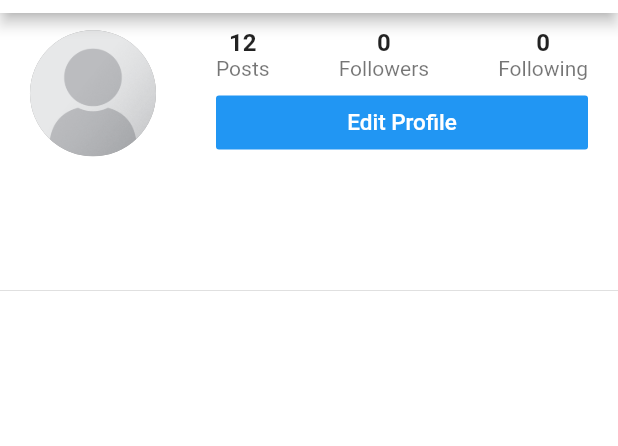
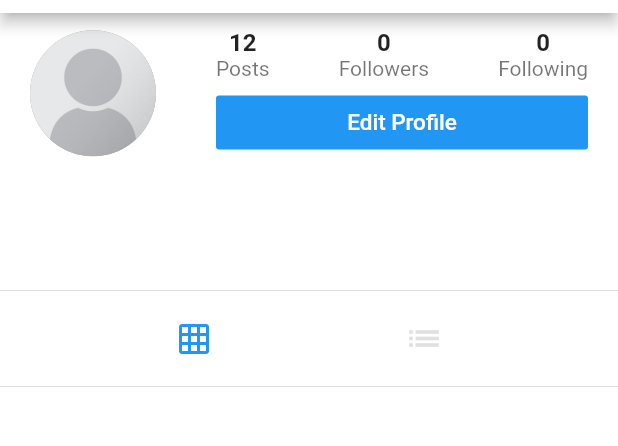
Before and after one commit to Kundan-Tumbahamphe/instagram_clone, a Flutter app: the ProfileScreen screen opened directly, on a phone screen of 412 x 824 dp, the part 71-517 px from its top. Run offline on Flutter 3.47's test engine with Material 2 defaults, Android fonts, the phone set to English and light mode, and no system bars; our stand-ins replace cached_network_image, cloud_firestore, firebase_auth, firebase_storage, flutter_image_compress, font_awesome_flutter and 2 more; accounts and stored records are empty.

Commit message:
user profile screen posts added

```diff
--- a/lib/screens/profile_screen.dart
+++ b/lib/screens/profile_screen.dart
@@ -4,6 +4,7 @@ import 'package:instagram_clone/models/models.dart';
 import 'package:instagram_clone/screens/edit_profile_screen.dart';
 import 'package:instagram_clone/services/database_service.dart';
 import 'package:instagram_clone/utilities/constants.dart';
+import 'package:instagram_clone/widgets/post_view.dart';
 import 'package:provider/provider.dart';
 
 class ProfileScreen extends StatefulWidget {
@@ -24,6 +25,9 @@ class _ProfileScreenState extends State<ProfileScreen> {
   bool _isFollowing = false;
   int _followerCount = 0;
   int _followingCount = 0;
+  List<Post> _posts = [];
+  int _displayPosts = 0;
+  User _profileUser;
 
   @override
   void initState() {
@@ -31,6 +35,8 @@ class _ProfileScreenState extends State<ProfileScreen> {
     _setupIsFollowing();
     _setupFollowerCount();
     _setupFollowingCount();
+    _setupPosts();
+    _setupProfileUser();
   }
 
   _setupIsFollowing() async {
@@ -59,6 +65,22 @@ class _ProfileScreenState extends State<ProfileScreen> {
 
     setState(() {
       _followingCount = userFollowingCount;
+    });
+  }
+
+  _setupPosts() async {
+    List<Post> posts = await widget.databaseService.getUserPosts(widget.userId);
+
+    setState(() {
+      _posts = posts;
+    });
+  }
+
+  _setupProfileUser() async {
+    User profileUser = await widget.databaseService.getUser(widget.userId);
+
+    setState(() {
+      _profileUser = profileUser;
     });
   }
 
@@ -126,35 +148,11 @@ class _ProfileScreenState extends State<ProfileScreen> {
           );
   }
 
-  @override
-  Widget build(BuildContext context) {
-    return Scaffold(
-      backgroundColor: Colors.white,
-      appBar: AppBar(
-        backgroundColor: Colors.white,
-        title: Text(
-          'Instagram',
-          style: const TextStyle(
-            color: Colors.black,
-            fontFamily: 'Billabong',
-            fontSize: 30.0,
-          ),
-        ),
-      ),
-      body: FutureBuilder(
-        future: usersRef.document(widget.userId).get(),
-        builder: (_, AsyncSnapshot snapshot) {
-          if (!snapshot.hasData) {
-            return Center(child: CircularProgressIndicator());
-          }
-
-          final user = User.fromSnapshot(snapshot.data);
-
-          return ListView(
+  _buildProfileInfo(User user) {
+    return Column(
       children: <Widget>[
         Container(
-                padding: const EdgeInsets.symmetric(
-                    horizontal: 20.0, vertical: 10.0),
+          padding: const EdgeInsets.symmetric(horizontal: 20.0, vertical: 10.0),
           width: double.infinity,
           child: Row(
             children: <Widget>[
@@ -183,8 +181,7 @@ class _ProfileScreenState extends State<ProfileScreen> {
                             ),
                             Text(
                               'Posts',
-                                    style:
-                                        const TextStyle(color: Colors.black54),
+                              style: const TextStyle(color: Colors.black54),
                             ),
                           ],
                         ),
@@ -199,8 +196,7 @@ class _ProfileScreenState extends State<ProfileScreen> {
                             ),
                             Text(
                               'Followers',
-                                    style:
-                                        const TextStyle(color: Colors.black54),
+                              style: const TextStyle(color: Colors.black54),
                             ),
                           ],
                         ),
@@ -215,8 +211,7 @@ class _ProfileScreenState extends State<ProfileScreen> {
                             ),
                             Text(
                               'Following',
-                                    style:
-                                        const TextStyle(color: Colors.black54),
+                              style: const TextStyle(color: Colors.black54),
                             ),
                           ],
                         ),
@@ -253,7 +248,110 @@ class _ProfileScreenState extends State<ProfileScreen> {
             ],
           ),
         ),
+      ],
+    );
+  }
+
+  _buildToggleButtons() {
+    return Row(
+      mainAxisAlignment: MainAxisAlignment.spaceEvenly,
+      children: <Widget>[
+        IconButton(
+          icon: Icon(Icons.grid_on),
+          onPressed: () {
+            setState(() {
+              _displayPosts = 0;
+            });
+          },
+          iconSize: 24.0,
+          color: _displayPosts == 0 ? Colors.blue : Colors.grey[300],
+        ),
+        IconButton(
+          icon: Icon(Icons.list),
+          onPressed: () {
+            setState(() {
+              _displayPosts = 1;
+            });
+          },
+          iconSize: 26.0,
+          color: _displayPosts == 1 ? Colors.blue : Colors.grey[300],
+        ),
+      ],
+    );
+  }
+
+  _buildTile(Post post) {
+    return GridTile(
+      child: GestureDetector(
+        onTap: () => {},
+        child: Image(
+          image: CachedNetworkImageProvider(post.postImageUrl),
+          fit: BoxFit.cover,
+        ),
+      ),
+    );
+  }
+
+  _buildDisplayPosts() {
+    if (_displayPosts == 0) {
+      List<GridTile> tiles = [];
+      _posts.forEach(
+        (post) => tiles.add(_buildTile(post)),
+      );
+
+      return GridView.count(
+        crossAxisCount: 3,
+        childAspectRatio: 1.0,
+        mainAxisSpacing: 2.0,
+        crossAxisSpacing: 2.0,
+        shrinkWrap: true,
+        physics: NeverScrollableScrollPhysics(),
+        children: tiles,
+      );
+    } else {
+      List<PostView> postViews = [];
+      _posts.forEach((post) {
+        postViews.add(PostView(
+          post: post,
+          author: _profileUser,
+          currentUserId: widget.currentUserId,
+        ));
+      });
+      return Column(children: postViews);
+    }
+  }
+
+  @override
+  Widget build(BuildContext context) {
+    return Scaffold(
+      backgroundColor: Colors.white,
+      appBar: AppBar(
+        backgroundColor: Colors.white,
+        title: Text(
+          'Instagram',
+          style: const TextStyle(
+            color: Colors.black,
+            fontFamily: 'Billabong',
+            fontSize: 30.0,
+          ),
+        ),
+      ),
+      body: FutureBuilder(
+        future: usersRef.document(widget.userId).get(),
+        builder: (_, AsyncSnapshot snapshot) {
+          if (!snapshot.hasData) {
+            return Center(child: CircularProgressIndicator());
+          }
+
+          final user = User.fromSnapshot(snapshot.data);
+
+          return ListView(
+            children: <Widget>[
+              _buildProfileInfo(user),
               Divider(),
+              _buildToggleButtons(),
+              Divider(),
+              _buildDisplayPosts(),
             ],
           );
         },
```
Also changed, not shown: lib/screens/feed_screen.dart (+5 -93 lines), lib/services/database_service.dart (+13 -0 lines), lib/widgets/post_view.dart (added, +108 -0 lines). Lines whose indentation alone changed are shown as unchanged.
